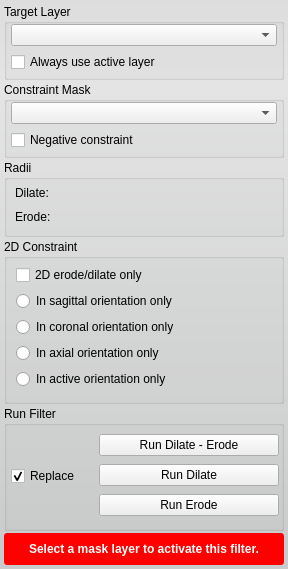
Above: src/Interface/ToolInterface/BinaryIterativeDilateErodeFilterInterface.ui from jessdtate/Seg3D before the change. Below: the same form after it.
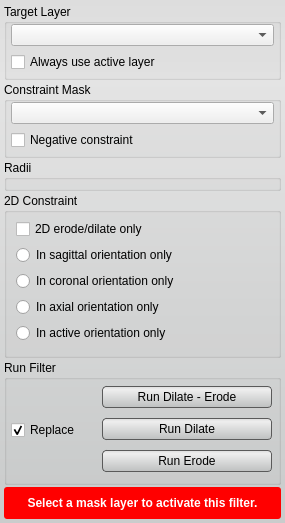
That is the form after the change. Custom widgets are drawn as their Qt base class.

Commit message: added styles to the ui buttons still some tweaking that needs done.  check out the Discrete Gaussian Blur tool and let me know if the lighter background looks better.

What changed in the file:
```diff
--- a/src/Interface/ToolInterface/BinaryIterativeDilateErodeFilterInterface.ui
+++ b/src/Interface/ToolInterface/BinaryIterativeDilateErodeFilterInterface.ui
@@ -6,8 +6,8 @@
    <rect>
     <x>0</x>
     <y>0</y>
-    <width>288</width>
-    <height>558</height>
+    <width>285</width>
+    <height>506</height>
    </rect>
   </property>
   <property name="sizePolicy">
@@ -23,6 +23,28 @@
    <string notr="true">QWidget#BinaryIterativeDilateErodeFilterInterface{
 	border-radius: 3px;
 	background-color: qlineargradient(spread:pad, x1:0.5, y1:0, x2:0.5, y2:0.960227, stop:0 rgba(221, 221, 221, 255), stop:0.155779 rgba(228, 228, 228, 255), stop:1 rgba(202, 204, 204, 255));      
+}
+
+
+QPushButton{
+	background-color: qlineargradient(spread:pad, x1:0.5, y1:0, x2:0.5, y2:0.960227, stop:0 rgba(221, 221, 221, 255), stop:0.155779 rgba(238, 238, 238, 255), stop:1 rgba(192, 194, 194, 255));
+	border-radius: 4px;
+	border: 1px solid rgb(90, 90, 90);
+	margin:4px;
+}
+
+QPushButton:hover{
+	background-color: qlineargradient(spread:pad, x1:0.5, y1:0, x2:0.5, y2:1, stop:0 rgba(195, 195, 195, 255), stop:0.253769 rgba(206, 206, 206, 255), stop:1 rgba(185, 185, 185, 255));
+	border-radius: 4px;
+	border: 1px solid rgb(90, 90, 90);
+	margin:4px;
+}
+
+QPushButton:pressed{
+	background-color: qlineargradient(spread:pad, x1:0.5, y1:0, x2:0.5, y2:1, stop:0 rgba(150, 150, 150, 255), stop:0.753769 rgba(206, 206, 206, 255), stop:1 rgba(185, 185, 185, 255));
+	border-radius: 4px;
+	border: 1px solid rgb(90, 90, 90);
+	margin:4px;
 }</string>
   </property>
   <layout class="QVBoxLayout" name="verticalLayout_3">
@@ -214,48 +236,10 @@
        <number>4</number>
       </property>
       <item>
-       <widget class="QWidget" name="widget" native="true">
-        <layout class="QVBoxLayout" name="verticalLayout">
-         <property name="spacing">
-          <number>2</number>
-         </property>
-         <property name="margin">
-          <number>4</number>
-         </property>
-         <item>
-          <widget class="QLabel" name="dialateLabel">
-           <property name="text">
-            <string>Dilate:</string>
-           </property>
-          </widget>
-         </item>
-         <item>
-          <widget class="QtUtils::QtSliderIntCombo" name="dilate_" native="true"/>
-         </item>
-        </layout>
-       </widget>
+       <widget class="QtUtils::QtSliderIntCombo" name="dilate_" native="true"/>
       </item>
       <item>
-       <widget class="QWidget" name="widget_2" native="true">
-        <layout class="QVBoxLayout" name="verticalLayout_2">
-         <property name="spacing">
-          <number>2</number>
-         </property>
-         <property name="margin">
-          <number>4</number>
-         </property>
-         <item>
-          <widget class="QLabel" name="erodeLabel">
-           <property name="text">
-            <string>Erode:</string>
-           </property>
-          </widget>
-         </item>
-         <item>
-          <widget class="QtUtils::QtSliderIntCombo" name="erode_" native="true"/>
-         </item>
-        </layout>
-       </widget>
+       <widget class="QtUtils::QtSliderIntCombo" name="erode_" native="true"/>
       </item>
      </layout>
     </widget>
@@ -403,6 +387,12 @@
              <verstretch>0</verstretch>
             </sizepolicy>
            </property>
+           <property name="minimumSize">
+            <size>
+             <width>0</width>
+             <height>30</height>
+            </size>
+           </property>
            <property name="text">
             <string>Run Dilate - Erode</string>
            </property>
@@ -416,6 +406,12 @@
              <verstretch>0</verstretch>
             </sizepolicy>
            </property>
+           <property name="minimumSize">
+            <size>
+             <width>0</width>
+             <height>30</height>
+            </size>
+           </property>
            <property name="text">
             <string>Run Dilate</string>
            </property>
@@ -429,6 +425,12 @@
              <verstretch>0</verstretch>
             </sizepolicy>
            </property>
+           <property name="minimumSize">
+            <size>
+             <width>0</width>
+             <height>30</height>
+            </size>
+           </property>
            <property name="text">
             <string>Run Erode</string>
            </property>
@@ -442,6 +444,12 @@
    </item>
    <item>
     <widget class="QWidget" name="message_alert_" native="true">
+     <property name="sizePolicy">
+      <sizepolicy hsizetype="Preferred" vsizetype="Fixed">
+       <horstretch>0</horstretch>
+       <verstretch>0</verstretch>
+      </sizepolicy>
+     </property>
      <property name="minimumSize">
       <size>
        <width>0</width>
@@ -485,17 +493,17 @@
   </layout>
  </widget>
  <customwidgets>
-  <customwidget>
-   <class>QtUtils::QtDropableComboBox</class>
-   <extends>QComboBox</extends>
-   <header location="global">QtUtils/Widgets/QtDropableComboBox.h</header>
-  </customwidget>
   <customwidget>
    <class>QtUtils::QtSliderIntCombo</class>
    <extends>QWidget</extends>
    <header location="global">QtUtils/Widgets/QtSliderIntCombo.h</header>
    <container>1</container>
   </customwidget>
+  <customwidget>
+   <class>QtUtils::QtDropableComboBox</class>
+   <extends>QComboBox</extends>
+   <header location="global">QtUtils/Widgets/QtDropableComboBox.h</header>
+  </customwidget>
  </customwidgets>
  <resources/>
  <connections/>
```
The commit also changes 57 other files.
